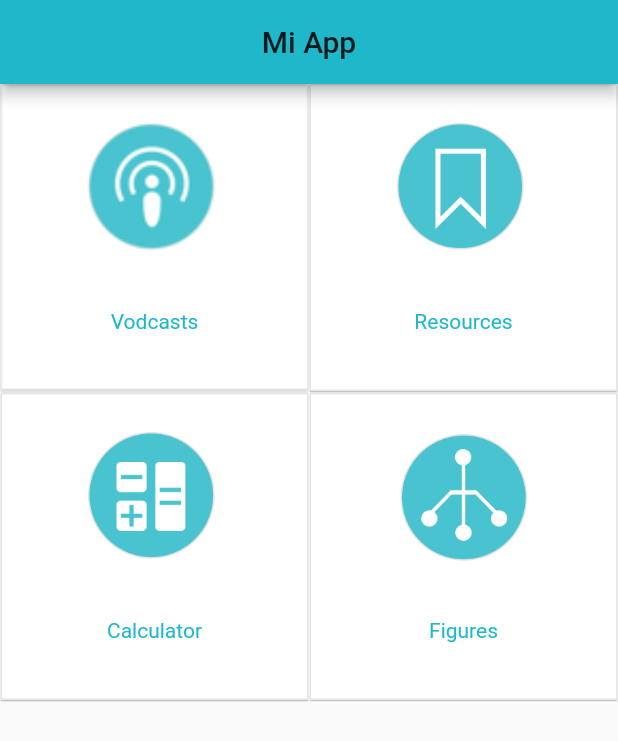
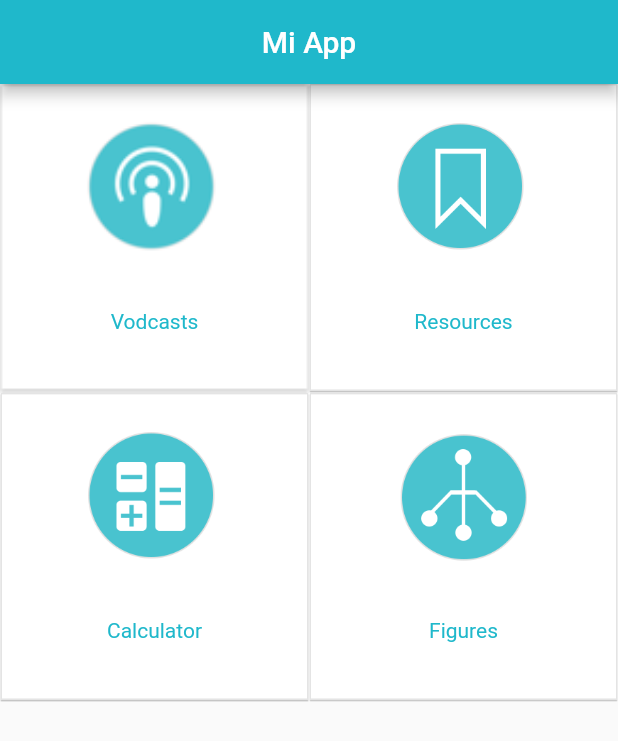
Before and after one commit to exblematique/valladolid, a Flutter app: the screen it shows after launch, on a phone screen of 412 x 824 dp. Shown: the top 741 px of the screen. Run offline on Flutter 3.47's test engine with Material 2 defaults, Android fonts, the phone set to English and light mode, and no system bars; our stand-ins replace video_player.

```diff
--- a/lib/main.dart
+++ b/lib/main.dart
@@ -62,12 +62,7 @@ class _MyHomePageState extends State<MyHomePage> {
   @override
   Widget build(BuildContext context) {
     return Scaffold(
-      appBar: AppBar(
-        title: Container(
-            child: Text(widget.title),
-            alignment: Alignment.center
-        ),
-      ),
+      appBar: AppBarStyle(widget.title),
       body: GridView.count(
         //Adapt view for portrait and landscape
         crossAxisCount: MediaQuery.of(context).orientation == Orientation.portrait ? 2 : 4,
--- a/lib/style.dart
+++ b/lib/style.dart
@@ -7,8 +7,20 @@ abstract class Style {
 
   static ThemeData theme = ThemeData(
     primaryColor: mainColor,
-    visualDensity: VisualDensity.adaptivePlatformDensity,
+    visualDensity: VisualDensity.adaptivePlatformDensity
   );
 
   static TextStyle textStyle = TextStyle(color: mainColor);
 }
+
+/// Create a new object for all AppBar
+class AppBarStyle extends AppBar {
+  AppBarStyle(String title, {key})
+    : super (
+      key: key,
+      title: Container(
+        child: Text(title, style: TextStyle(color: Colors.white)),
+        alignment: Alignment.center
+      ),
+    );
+}
```
Also changed, not shown: lib/Vodcast.dart (+92 -2 lines).
